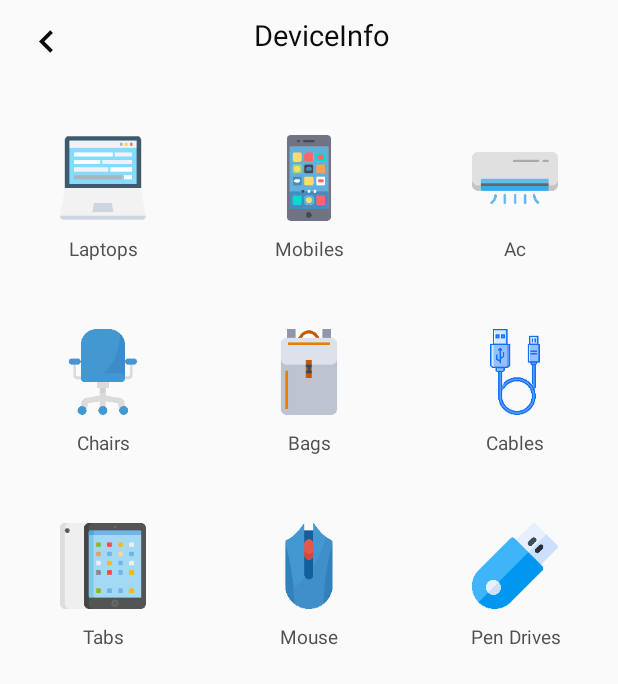
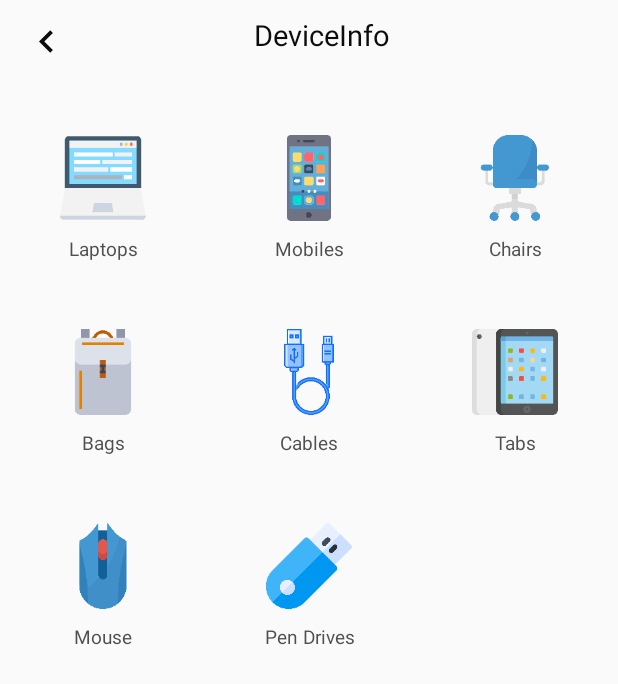
Before and after one commit to smvenkateshvignesh/EmployeeDetails, an Android app: the EmployeeDeviceInfo screen opened directly, with no data from a screen before it, on a phone screen of 412 x 824 dp. Shown: the top 684 px of the screen. Run offline under Robolectric (Android 15) with nearby library versions, the phone set to English and light mode, and no system bars; libraries missing offline, so code that uses them is left out: com.nex3z.togglebuttongroup; 1 statement that could not run was skipped.

Commit message:
small change in adapter

```diff
--- a/app/src/main/java/com/sample/employeedetails/ui/employeeslistactivity/employeedeviceinfo/EmployeeDeviceInfo.kt
+++ b/app/src/main/java/com/sample/employeedetails/ui/employeeslistactivity/employeedeviceinfo/EmployeeDeviceInfo.kt
@@ -24,7 +24,6 @@ class EmployeeDeviceInfo:BaseActivity(),EmployeesDeviceInfoAdapter.getDeviceInfo
         deviceInfoModel = ArrayList()
         deviceInfoModel.add(DeviceInfoModel(1, R.drawable.laptop, "Laptops", 20))
         deviceInfoModel.add(DeviceInfoModel(2, R.drawable.mobile, "Mobiles", 12))
-        deviceInfoModel.add(DeviceInfoModel(3, R.drawable.airconditioner, "Ac", 9))
         deviceInfoModel.add(DeviceInfoModel(4, R.drawable.chairs, "Chairs", 23))
         deviceInfoModel.add(DeviceInfoModel(5, R.drawable.bag, "Bags", 20))
         deviceInfoModel.add(DeviceInfoModel(6, R.drawable.cable, "Cables", 2))
```
